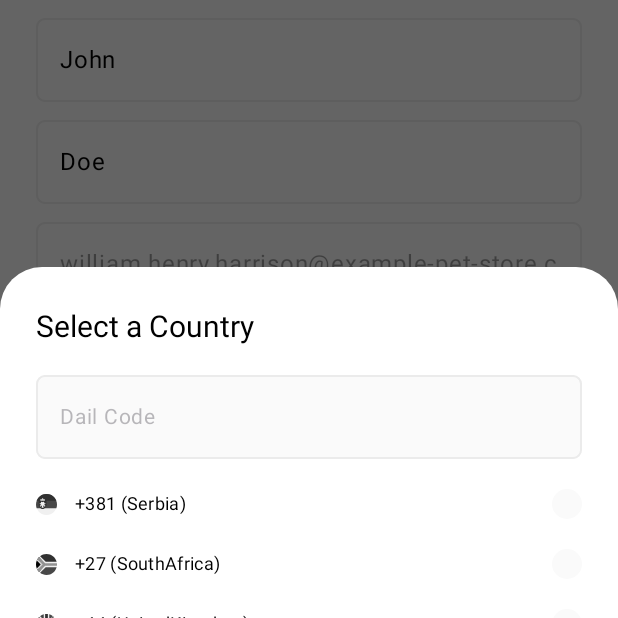
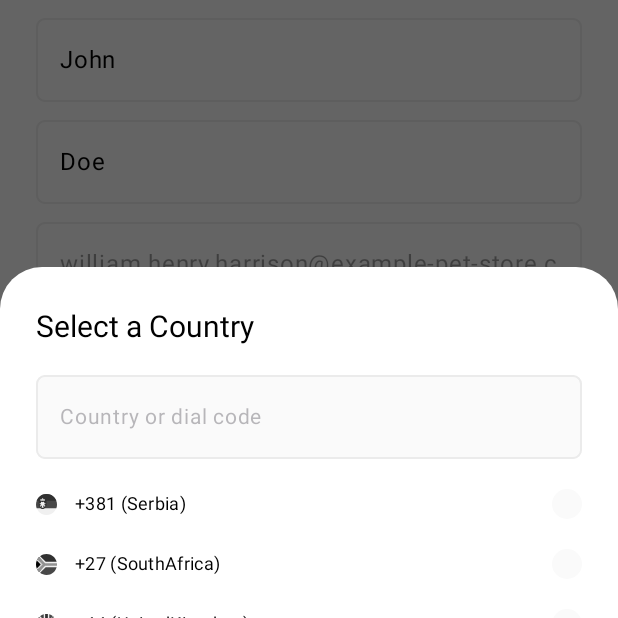
Before and after one commit to Tyler-dev-eng/VitaForge, an Android app built with Jetpack Compose: the ProfileScreen screen opened through its navigation route, on a phone screen of 412 x 824 dp, the top half of it. Run offline under Robolectric (Android 15) with nearby library versions, the phone set to English and light mode, and no system bars; our stand-ins replace Compose Multiplatform resources; libraries missing offline, so code that uses them is left out: com.mmk.kmpauth, dev.gitlive.firebase; 4 statements that could not run were skipped.

Commit message:
Fix country picker search filter
Derive the filtered list from the query so the LazyColumn recomposes,
match on country code, and move dialog strings to Compose Resources.

```diff
--- /dev/null
+++ b/shared/src/commonMain/composeResources/values/strings.xml
@@ -0,0 +1,8 @@
+<?xml version="1.0" encoding="utf-8"?>
+<resources>
+    <string name="country_picker_title">Select a Country</string>
+    <string name="country_picker_search_placeholder">Country or dial code</string>
+    <string name="country_picker_confirm">Confirm</string>
+    <string name="country_picker_cancel">Cancel</string>
+    <string name="country_picker_flag_description">Country flag</string>
+</resources>
--- a/shared/src/commonMain/kotlin/com/tylerdev/vitaforge/shared/components/dialog/CountryPickerDialog.kt
+++ b/shared/src/commonMain/kotlin/com/tylerdev/vitaforge/shared/components/dialog/CountryPickerDialog.kt
@@ -38,7 +38,6 @@ import androidx.compose.ui.graphics.ColorFilter
 import androidx.compose.ui.graphics.ColorMatrix
 import androidx.compose.ui.text.font.FontWeight
 import androidx.compose.ui.text.style.TextOverflow
-import androidx.compose.ui.text.toLowerCase
 import androidx.compose.ui.unit.dp
 import com.tylerdev.vitaforge.shared.Alpha
 import com.tylerdev.vitaforge.shared.FontSize
@@ -52,6 +51,13 @@ import com.tylerdev.vitaforge.shared.TextSecondary
 import com.tylerdev.vitaforge.shared.components.CustomTextField
 import com.tylerdev.vitaforge.shared.domain.Country
 import org.jetbrains.compose.resources.painterResource
+import org.jetbrains.compose.resources.stringResource
+import vitaforge.shared.generated.resources.Res
+import vitaforge.shared.generated.resources.country_picker_cancel
+import vitaforge.shared.generated.resources.country_picker_confirm
+import vitaforge.shared.generated.resources.country_picker_flag_description
+import vitaforge.shared.generated.resources.country_picker_search_placeholder
+import vitaforge.shared.generated.resources.country_picker_title
 
 @Composable
 fun CountryPickerDialog(
@@ -62,14 +68,17 @@ fun CountryPickerDialog(
 ) {
     var selectedCountry by remember(country) { mutableStateOf(country) }
     val allCountries = remember { Country.entries.toList() }
-    val filteredCountries = remember { mutableListOf<Country>().apply { addAll(allCountries) } }
     var searchQuery by remember { mutableStateOf("") }
+    val filteredCountries =
+        remember(searchQuery) {
+            if (searchQuery.isBlank()) allCountries else allCountries.filterByCountry(searchQuery)
+        }
 
     AlertDialog(
         containerColor = Surface,
         title = {
             Text(
-                text = "Select a Country",
+                text = stringResource(Res.string.country_picker_title),
                 fontSize = FontSize.EXTRA_MEDIUM,
                 color = TextPrimary,
             )
@@ -83,18 +92,8 @@ fun CountryPickerDialog(
             ) {
                 CustomTextField(
                     value = searchQuery,
-                    onValueChange = { query ->
-                        searchQuery = query
-                        if (searchQuery.isNotBlank()) {
-                            val filtered = allCountries.filterByCountry(query)
-                            filteredCountries.clear()
-                            filteredCountries.addAll(filtered)
-                        } else {
-                            filteredCountries.clear()
-                            filteredCountries.addAll(allCountries)
-                        }
-                    },
-                    placeholder = "Dail Code",
+                    onValueChange = { searchQuery = it },
+                    placeholder = stringResource(Res.string.country_picker_search_placeholder),
                 )
                 Spacer(modifier = Modifier.height(12.dp))
                 LazyColumn(
@@ -125,7 +124,7 @@ fun CountryPickerDialog(
                     ),
             ) {
                 Text(
-                    text = "Confirm",
+                    text = stringResource(Res.string.country_picker_confirm),
                     fontSize = FontSize.REGULAR,
                     fontWeight = FontWeight.Medium,
                 )
@@ -141,7 +140,7 @@ fun CountryPickerDialog(
                     ),
             ) {
                 Text(
-                    text = "Cancel",
+                    text = stringResource(Res.string.country_picker_cancel),
                     fontSize = FontSize.REGULAR,
                     fontWeight = FontWeight.Medium,
                 )
@@ -181,7 +180,7 @@ private fun CountryPicker(
         Image(
             modifier = Modifier.size(14.dp),
             painter = painterResource(country.flag),
-            contentDescription = "Country Flag",
+            contentDescription = stringResource(Res.string.country_picker_flag_description),
             colorFilter = ColorFilter.colorMatrix(colourMatrix),
         )
         Spacer(modifier = Modifier.width(12.dp))
@@ -233,7 +232,7 @@ fun List<Country>.filterByCountry(query: String): List<Country> {
 
     return this.filter {
         it.name.lowercase().contains(queryLower) ||
-            it.name.lowercase().contains(queryLower) ||
+            it.code.lowercase().contains(queryLower) ||
             (queryInt != null && it.dialCode == queryInt)
     }
 }
```
